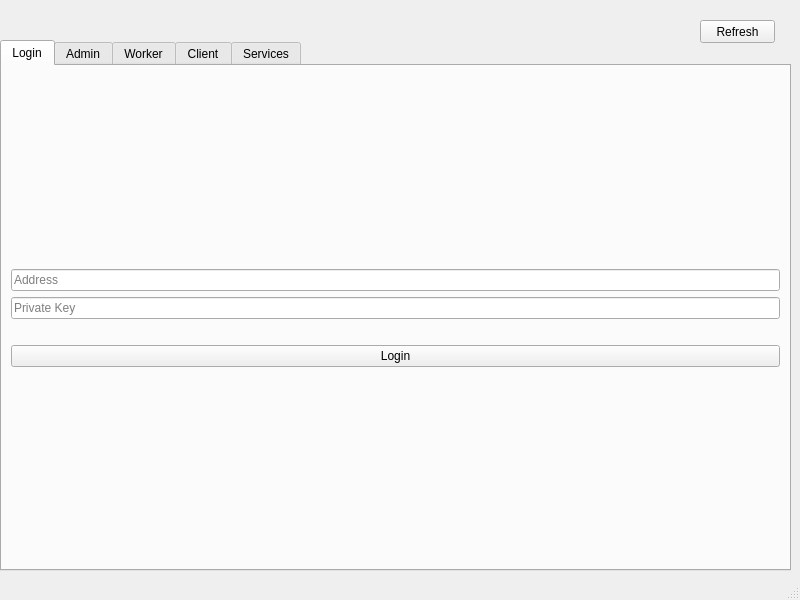
This is python/ui/mainWindow.ui in pcvsevolod/uni-eth-practice as Qt 5 draws it before an edit. The edited form follows.
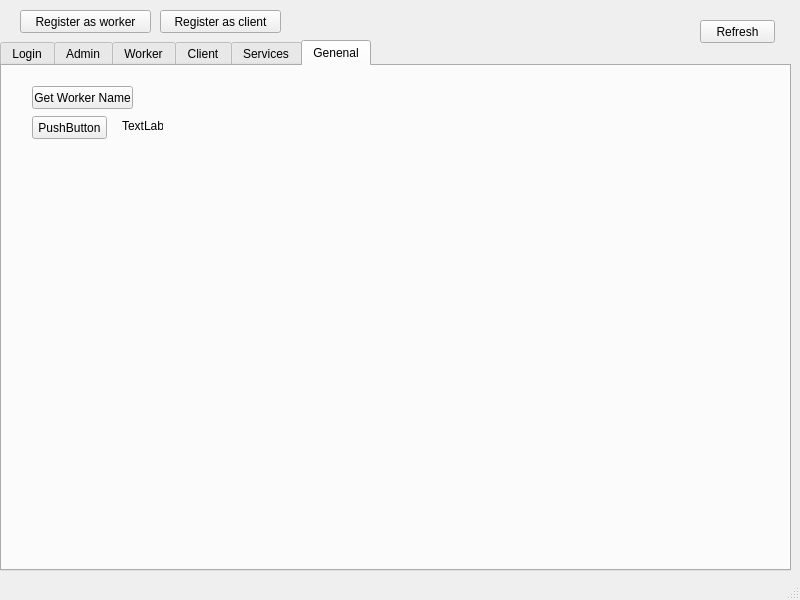
This is the edited form. The open tabs and pages were chosen to show the change.

What changed in the file:
```diff
--- a/python/ui/mainWindow.ui
+++ b/python/ui/mainWindow.ui
@@ -129,6 +129,63 @@
       </property>
      </widget>
     </widget>
+    <widget class="QWidget" name="tabGeneral">
+     <attribute name="title">
+      <string>Genenal</string>
+     </attribute>
+     <widget class="QPushButton" name="buttonGetWorkerName">
+      <property name="geometry">
+       <rect>
+        <x>30</x>
+        <y>20</y>
+        <width>101</width>
+        <height>23</height>
+       </rect>
+      </property>
+      <property name="text">
+       <string>Get Worker Name</string>
+      </property>
+     </widget>
+     <widget class="QLabel" name="labelWorkerName">
+      <property name="geometry">
+       <rect>
+        <x>150</x>
+        <y>20</y>
+        <width>91</width>
+        <height>20</height>
+       </rect>
+      </property>
+      <property name="text">
+       <string/>
+      </property>
+     </widget>
+     <widget class="QPushButton" name="pushButton_2">
+      <property name="geometry">
+       <rect>
+        <x>30</x>
+        <y>50</y>
+        <width>75</width>
+        <height>23</height>
+       </rect>
+      </property>
+      <property name="text">
+       <string>PushButton</string>
+      </property>
+     </widget>
+     <widget class="QLabel" name="label_3">
+      <property name="geometry">
+       <rect>
+        <x>120</x>
+        <y>50</y>
+        <width>41</width>
+        <height>20</height>
+       </rect>
+      </property>
+      <property name="text">
+       <string>TextLabel</string>
+      </property>
+     </widget>
+    </widget>
    </widget>
    <widget class="QPushButton" name="buttonRefresh">
     <property name="geometry">
@@ -143,6 +200,32 @@
      <string>Refresh</string>
     </property>
    </widget>
+   <widget class="QPushButton" name="buttonRegisterAsWorker">
+    <property name="geometry">
+     <rect>
+      <x>20</x>
+      <y>10</y>
+      <width>131</width>
+      <height>23</height>
+     </rect>
+    </property>
+    <property name="text">
+     <string>Register as worker</string>
+    </property>
+   </widget>
+   <widget class="QPushButton" name="buttonRegisterAsClient">
+    <property name="geometry">
+     <rect>
+      <x>160</x>
+      <y>10</y>
+      <width>121</width>
+      <height>23</height>
+     </rect>
+    </property>
+    <property name="text">
+     <string>Register as client</string>
+    </property>
+   </widget>
   </widget>
   <widget class="QMenuBar" name="menubar">
    <property name="geometry">
```
Left out of the diff: 4 changed lines with no effect on the pictures.
